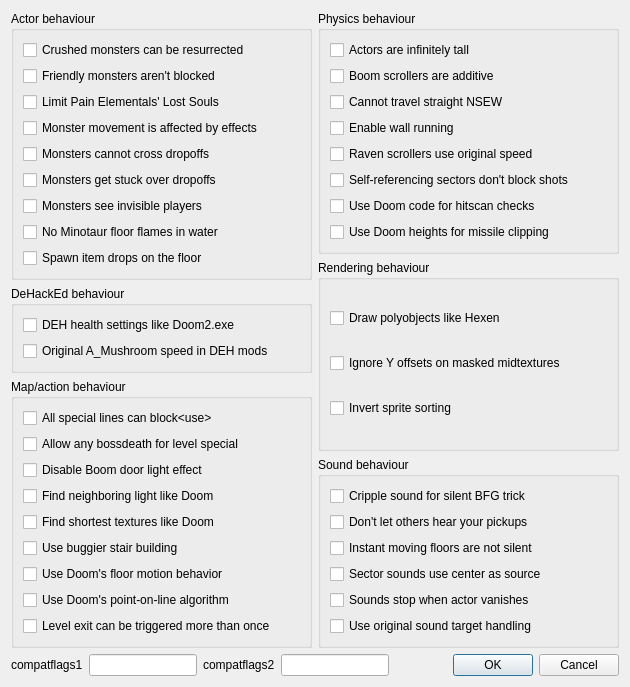
First picture: the form in Forms/CompatOptsDialog.ui, repository Youda008/DoomRunner, before the edit.
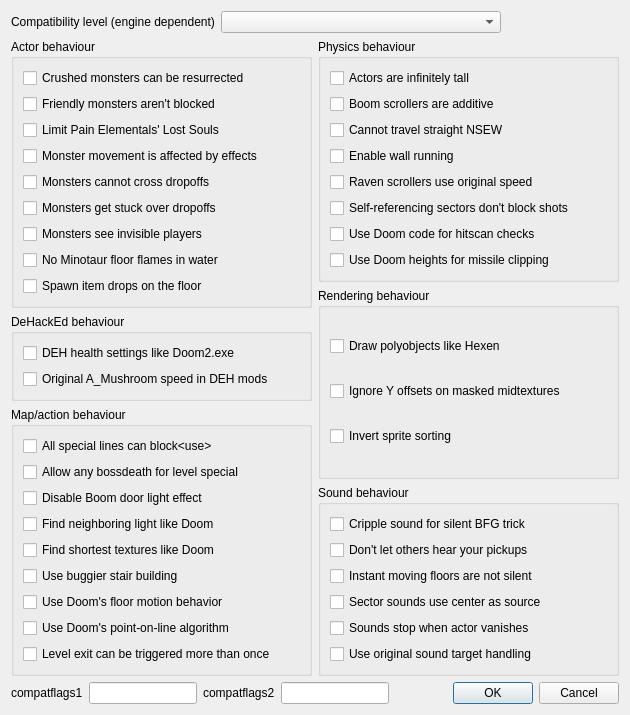
Second picture: the form after the edit.

Commit message: added compat level ZDoom and PrBoom engines

The edit to the form file:
```diff
--- a/Forms/CompatOptsDialog.ui
+++ b/Forms/CompatOptsDialog.ui
@@ -10,7 +10,7 @@
     <x>0</x>
     <y>0</y>
     <width>630</width>
-    <height>606</height>
+    <height>638</height>
    </rect>
   </property>
   <property name="sizePolicy">
@@ -23,6 +23,40 @@
    <string>Compatibility options</string>
   </property>
   <layout class="QVBoxLayout" name="verticalLayout_10">
+   <item>
+    <layout class="QHBoxLayout" name="horizontalLayout_2">
+     <item>
+      <widget class="QLabel" name="compatLevelLabel">
+       <property name="text">
+        <string>Compatibility level (engine dependent)</string>
+       </property>
+      </widget>
+     </item>
+     <item>
+      <widget class="QComboBox" name="compatLevelCmbBox">
+       <property name="minimumSize">
+        <size>
+         <width>280</width>
+         <height>0</height>
+        </size>
+       </property>
+      </widget>
+     </item>
+     <item>
+      <spacer name="horizontalSpacer_2">
+       <property name="orientation">
+        <enum>Qt::Horizontal</enum>
+       </property>
+       <property name="sizeHint" stdset="0">
+        <size>
+         <width>40</width>
+         <height>20</height>
+        </size>
+       </property>
+      </spacer>
+     </item>
+    </layout>
+   </item>
    <item>
     <layout class="QHBoxLayout" name="horizontalLayout_4">
      <item>
```
The commit also changes 9 other files.
